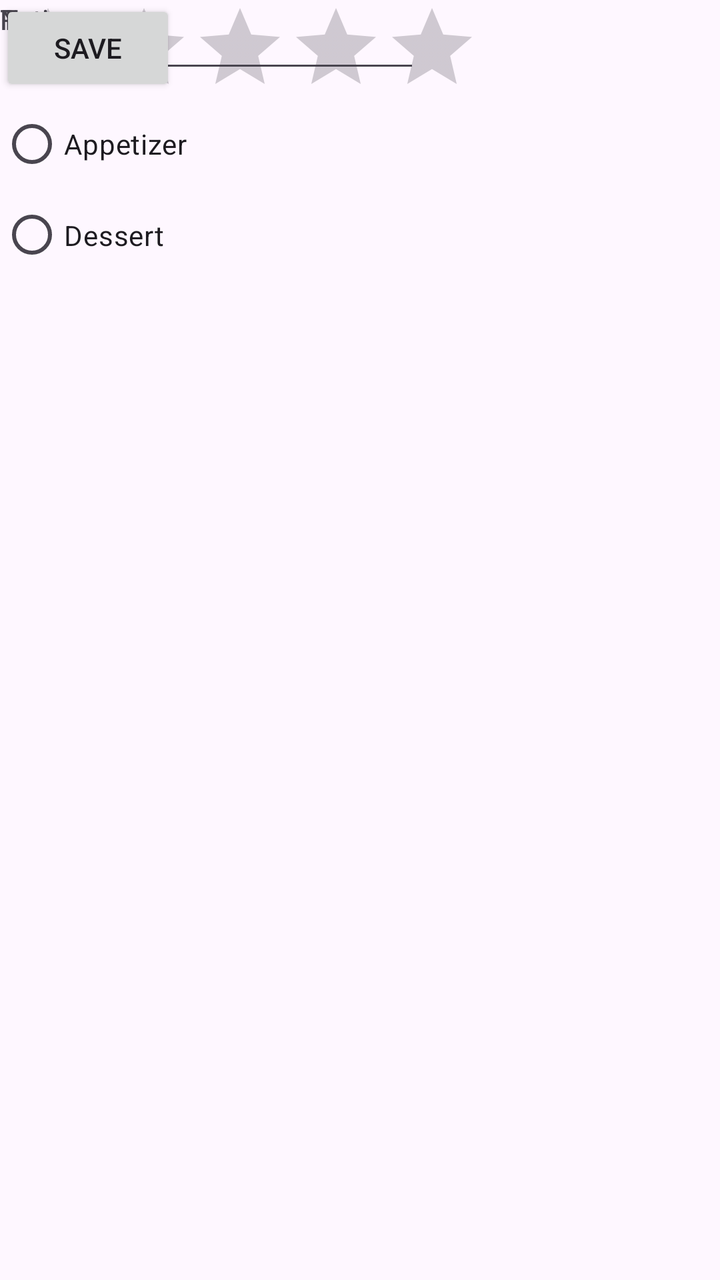
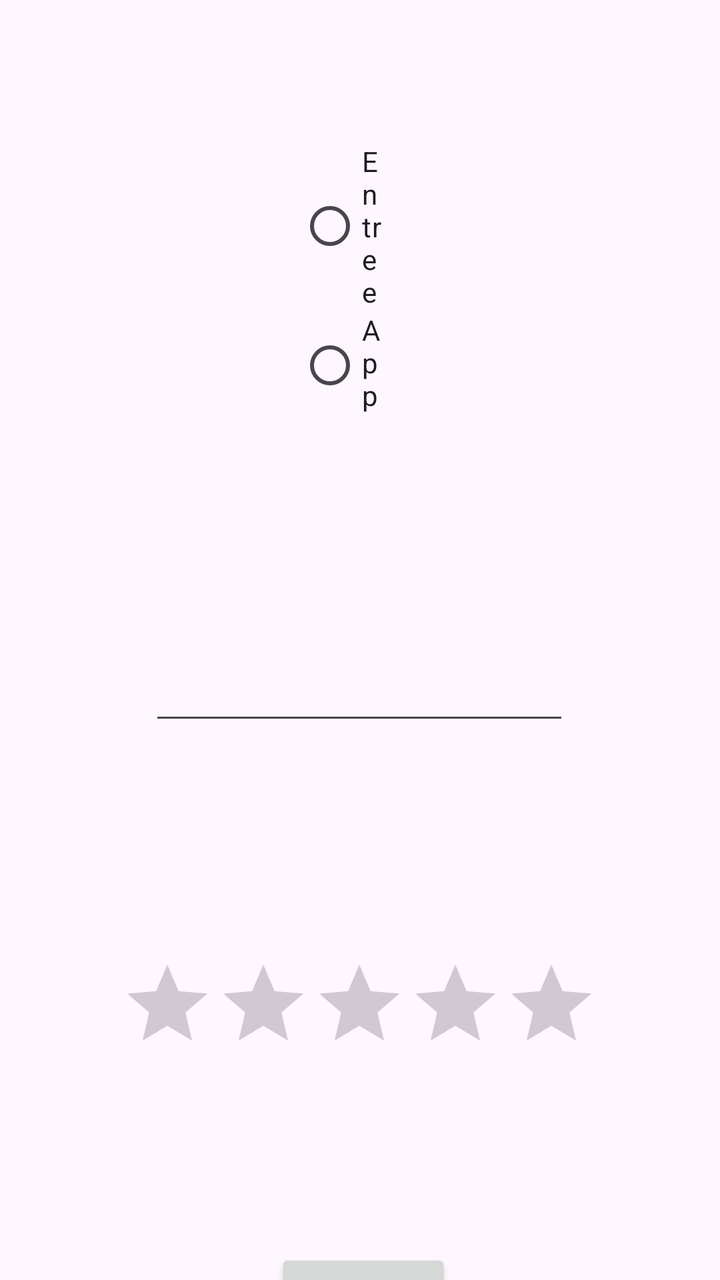

The first picture is an Android layout as it rendered before a commit; the second is the same layout after the commit. The layout source and the unified diff follow.
<!-- AndroidManifest.xml: application theme Theme.RestaurantRater -->
<!-- res/layout/activity_rating.xml -->
<?xml version="1.0" encoding="utf-8"?>
<androidx.constraintlayout.widget.ConstraintLayout xmlns:android="http://schemas.android.com/apk/res/android"
    xmlns:app="http://schemas.android.com/apk/res-auto"
    xmlns:tools="http://schemas.android.com/tools"
    android:id="@+id/main"
    android:layout_width="match_parent"
    android:layout_height="match_parent"
    tools:context=".RatingActivity">

    <TextView
        android:id="@+id/typeLabel"
        android:layout_width="wrap_content"
        android:layout_height="wrap_content"
        android:text="Type"
        tools:layout_editor_absoluteX="185dp"
        tools:layout_editor_absoluteY="16dp" />

    <TextView
        android:id="@+id/nameLabel"
        android:layout_width="wrap_content"
        android:layout_height="wrap_content"
        android:text="Name"
        tools:layout_editor_absoluteX="100dp"
        tools:layout_editor_absoluteY="266dp" />

    <RatingBar
        android:id="@+id/ratingBar"
        android:layout_width="wrap_content"
        android:layout_height="wrap_content"
        tools:layout_editor_absoluteX="85dp"
        tools:layout_editor_absoluteY="464dp" />

    <TextView
        android:id="@+id/ratingLabel"
        android:layout_width="wrap_content"
        android:layout_height="wrap_content"
        android:text="Rating"
        tools:layout_editor_absoluteX="185dp"
        tools:layout_editor_absoluteY="418dp" />

    <EditText
        android:id="@+id/nameEditText"
        android:layout_width="wrap_content"
        android:layout_height="wrap_content"
        android:ems="10"
        android:inputType="text"
        tools:layout_editor_absoluteX="100dp"
        tools:layout_editor_absoluteY="308dp" />

    <RadioGroup
        android:layout_width="0dp"
        android:layout_height="139dp"
        tools:layout_editor_absoluteX="149dp"
        tools:layout_editor_absoluteY="53dp">

        <RadioButton
            android:id="@+id/entreeRadio"
            android:layout_width="match_parent"
            android:layout_height="wrap_content"
            android:text="Entree" />

        <RadioButton
            android:id="@+id/appetizerRadio"
            android:layout_width="match_parent"
            android:layout_height="wrap_content"
            android:text="Appetizer" />

        <RadioButton
            android:id="@+id/dessertRadio"
            android:layout_width="match_parent"
            android:layout_height="wrap_content"
            android:text="Dessert" />
    </RadioGroup>

    <Button
        android:id="@+id/ratingSaveButton"
        android:layout_width="wrap_content"
        android:layout_height="wrap_content"
        android:text="Save"
        tools:layout_editor_absoluteX="163dp"
        tools:layout_editor_absoluteY="609dp" />

</androidx.constraintlayout.widget.ConstraintLayout>
<!-- resources referenced by this layout -->
<resources>
  <style name="Theme.RestaurantRater" parent="Base.Theme.RestaurantRater" />
  <style name="Base.Theme.RestaurantRater" parent="Theme.Material3.DayNight.NoActionBar">
          
          
      </style>
</resources>

<!-- the commit's change to res/layout/activity_rating.xml (unified diff, before → after) -->
@@ -11,47 +11,81 @@
         android:id="@+id/typeLabel"
         android:layout_width="wrap_content"
         android:layout_height="wrap_content"
+        android:layout_marginStart="185dp"
+        android:layout_marginTop="16dp"
+        android:layout_marginEnd="196dp"
+        android:layout_marginBottom="18dp"
         android:text="Type"
-        tools:layout_editor_absoluteX="185dp"
-        tools:layout_editor_absoluteY="16dp" />
+        app:layout_constraintBottom_toTopOf="@+id/radioGroup"
+        app:layout_constraintEnd_toEndOf="parent"
+        app:layout_constraintStart_toStartOf="parent"
+        app:layout_constraintTop_toTopOf="parent" />
 
     <TextView
         android:id="@+id/nameLabel"
         android:layout_width="wrap_content"
         android:layout_height="wrap_content"
+        android:layout_marginStart="100dp"
+        android:layout_marginTop="266dp"
+        android:layout_marginEnd="274dp"
+        android:layout_marginBottom="23dp"
         android:text="Name"
-        tools:layout_editor_absoluteX="100dp"
-        tools:layout_editor_absoluteY="266dp" />
+        app:layout_constraintBottom_toTopOf="@+id/nameEditText"
+        app:layout_constraintEnd_toEndOf="parent"
+        app:layout_constraintStart_toStartOf="parent"
+        app:layout_constraintTop_toTopOf="parent" />
 
     <RatingBar
         android:id="@+id/ratingBar"
         android:layout_width="wrap_content"
         android:layout_height="wrap_content"
-        tools:layout_editor_absoluteX="85dp"
-        tools:layout_editor_absoluteY="464dp" />
+        android:layout_marginStart="85dp"
+        android:layout_marginTop="27dp"
+        android:layout_marginEnd="86dp"
+        app:layout_constraintBottom_toTopOf="@+id/ratingSaveButton"
+        app:layout_constraintEnd_toEndOf="parent"
+        app:layout_constraintStart_toStartOf="parent"
+        app:layout_constraintTop_toBottomOf="@+id/ratingLabel" />
 
     <TextView
         android:id="@+id/ratingLabel"
         android:layout_width="wrap_content"
         android:layout_height="wrap_content"
+        android:layout_marginStart="185dp"
+        android:layout_marginTop="65dp"
+        android:layout_marginEnd="186dp"
         android:text="Rating"
-        tools:layout_editor_absoluteX="185dp"
-        tools:layout_editor_absoluteY="418dp" />
+        app:layout_constraintBottom_toTopOf="@+id/ratingBar"
+        app:layout_constraintEnd_toEndOf="parent"
+        app:layout_constraintStart_toStartOf="parent"
+        app:layout_constraintTop_toBottomOf="@+id/nameEditText" />
 
     <EditText
         android:id="@+id/nameEditText"
         android:layout_width="wrap_content"
         android:layout_height="wrap_content"
+        android:layout_marginStart="100dp"
+        android:layout_marginTop="23dp"
+        android:layout_marginEnd="101dp"
         android:ems="10"
         android:inputType="text"
-        tools:layout_editor_absoluteX="100dp"
-        tools:layout_editor_absoluteY="308dp" />
+        app:layout_constraintBottom_toTopOf="@+id/ratingLabel"
+        app:layout_constraintEnd_toEndOf="parent"
+        app:layout_constraintStart_toStartOf="parent"
+        app:layout_constraintTop_toBottomOf="@+id/nameLabel" />
 
     <RadioGroup
+        android:id="@+id/radioGroup"
         android:layout_width="0dp"
         android:layout_height="139dp"
-        tools:layout_editor_absoluteX="149dp"
-        tools:layout_editor_absoluteY="53dp">
+        android:layout_marginStart="149dp"
+        android:layout_marginTop="18dp"
+        android:layout_marginEnd="168dp"
+        android:layout_marginBottom="116dp"
+        app:layout_constraintBottom_toTopOf="@+id/nameEditText"
+        app:layout_constraintEnd_toEndOf="parent"
+        app:layout_constraintStart_toStartOf="parent"
+        app:layout_constraintTop_toBottomOf="@+id/typeLabel">
 
         <RadioButton
             android:id="@+id/entreeRadio"
@@ -76,8 +110,14 @@
         android:id="@+id/ratingSaveButton"
         android:layout_width="wrap_content"
         android:layout_height="wrap_content"
+        android:layout_marginStart="163dp"
+        android:layout_marginTop="89dp"
+        android:layout_marginEnd="160dp"
+        android:layout_marginBottom="74dp"
         android:text="Save"
-        tools:layout_editor_absoluteX="163dp"
-        tools:layout_editor_absoluteY="609dp" />
+        app:layout_constraintBottom_toBottomOf="parent"
+        app:layout_constraintEnd_toEndOf="parent"
+        app:layout_constraintStart_toStartOf="parent"
+        app:layout_constraintTop_toBottomOf="@+id/ratingBar" />
 
 </androidx.constraintlayout.widget.ConstraintLayout>
